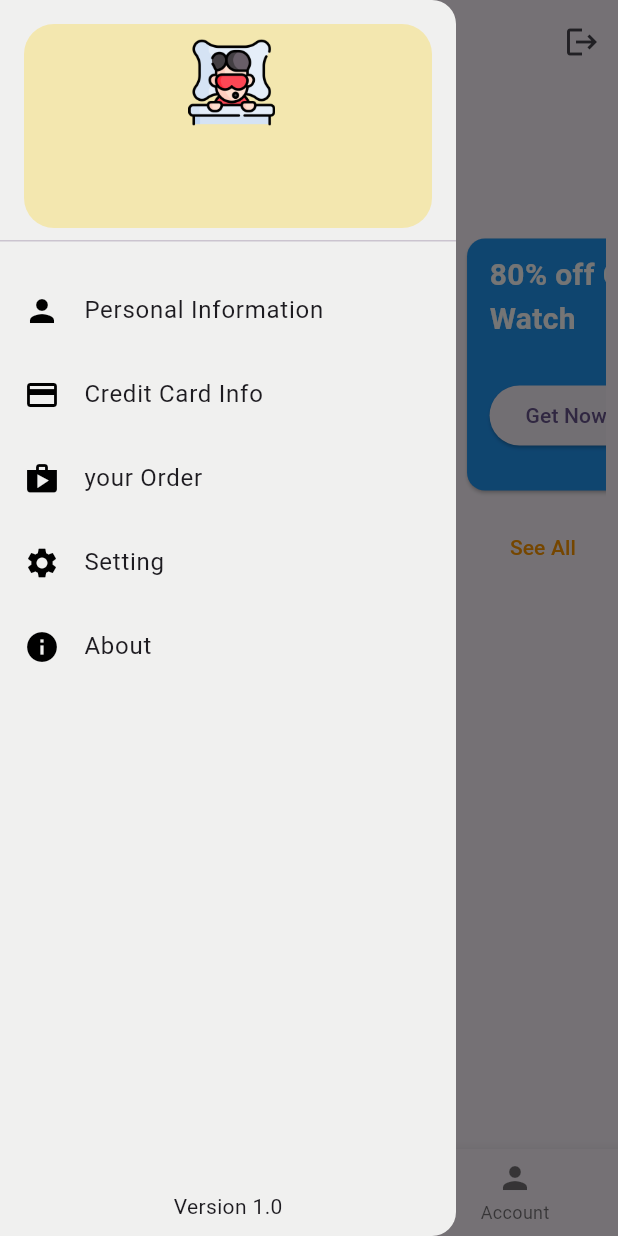
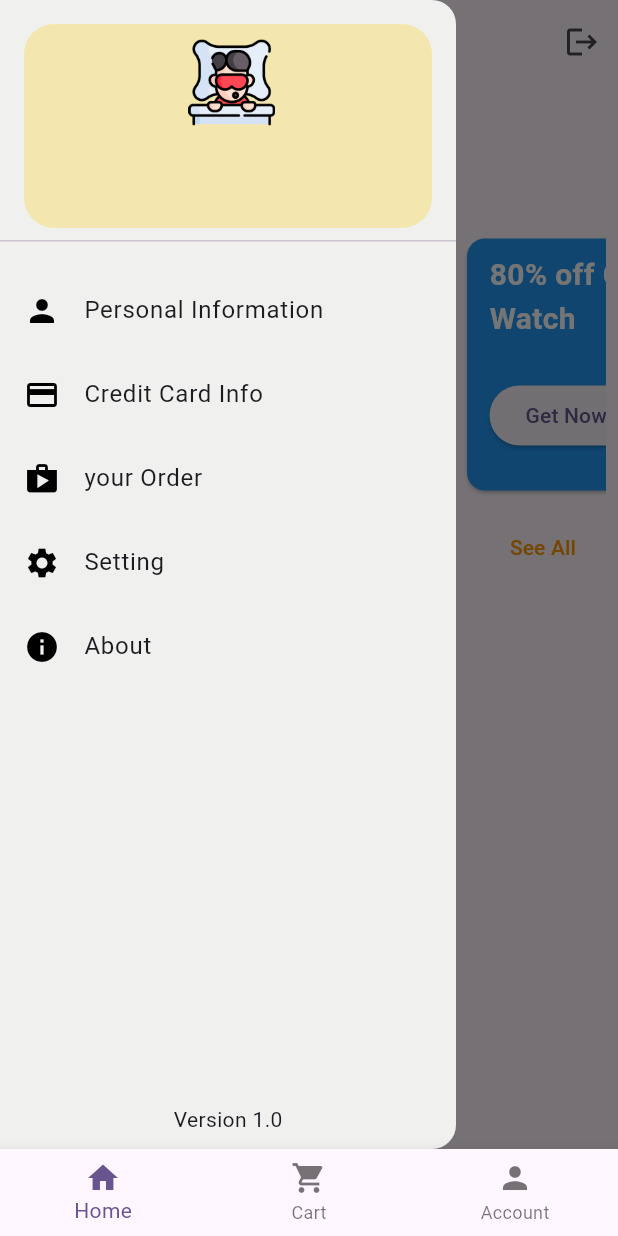
Before and after one commit to Rahulbitcot/ECommerceApp, a Flutter app: the screen it shows once a user with an empty profile is signed in, with the side drawer open, on a phone screen of 412 x 824 dp. Run offline on Flutter 3.47's test engine with Material 3 defaults, Android fonts, the phone set to English and light mode, and no system bars; drawn by our look-alikes of skeletonizer; our stand-ins replace cloud_firestore, firebase_auth, firebase_core, flutter_credit_card, image_picker, shared_preferences; accounts and stored records are empty; network calls fail.

Commit message:
Fix bottom Navigation visibility on all page

```diff
--- a/e_commerce_app/lib/main.dart
+++ b/e_commerce_app/lib/main.dart
@@ -1,4 +1,5 @@
 import 'package:e_commerce_app/firebase_options.dart';
+import 'package:e_commerce_app/screen.dart/MainScreen.dart';
 import 'package:e_commerce_app/screen.dart/auth.dart';
 import 'package:e_commerce_app/screen.dart/home.dart';
 import 'package:firebase_auth/firebase_auth.dart';
@@ -44,7 +45,7 @@ class MyApp extends StatelessWidget {
             return const CircularProgressIndicator(color: Colors.blue);
           }
           if (snapshots.hasData) {
-            return const Home();
+            return const MainScreen();
           }
           return const Auth();
         },
--- /dev/null
+++ b/e_commerce_app/lib/screen.dart/MainScreen.dart
@@ -0,0 +1,48 @@
+import 'package:flutter/material.dart';
+
+import 'account.dart';
+import 'cart.dart';
+import 'home.dart';
+
+class MainScreen extends StatefulWidget {
+  const MainScreen({super.key});
+
+  @override
+  State<MainScreen> createState() => _MainScreenState();
+}
+
+class _MainScreenState extends State<MainScreen> {
+  var _selectedPage = 0;
+
+  Widget _currentPage = const Home();
+
+  void onSelect(int currentIndex) {
+    setState(() {
+      _selectedPage = currentIndex;
+    });
+    if (_selectedPage == 0) {
+      _currentPage = const Home();
+    } else if (_selectedPage == 1) {
+      _currentPage = const Cart();
+    } else if (_selectedPage == 2) {
+      _currentPage = const Account();
+    }
+  }
+
+  @override
+  Widget build(BuildContext context) {
+    return Scaffold(body: _currentPage, bottomNavigationBar: bottomView());
+  }
+
+  Widget bottomView() {
+    return BottomNavigationBar(
+      currentIndex: _selectedPage,
+      onTap: onSelect,
+      items: const [
+        BottomNavigationBarItem(icon: Icon(Icons.home), label: 'Home'),
+        BottomNavigationBarItem(icon: Icon(Icons.shopping_cart), label: 'Cart'),
+        BottomNavigationBarItem(icon: Icon(Icons.person), label: 'Account'),
+      ],
+    );
+  }
+}
--- a/e_commerce_app/lib/screen.dart/home.dart
+++ b/e_commerce_app/lib/screen.dart/home.dart
@@ -1,4 +1,5 @@
 import 'dart:convert';
+
 import 'package:e_commerce_app/Data/item_list.dart';
 import 'package:e_commerce_app/models/items.dart';
 import 'package:e_commerce_app/screen.dart/account.dart';
@@ -22,7 +23,6 @@ class Home extends StatefulWidget {
 }
 
 class _HomeState extends State<Home> {
-  var _selectedPage = 0;
   bool _isloading = true;
 
   @override
@@ -31,29 +31,6 @@ class _HomeState extends State<Home> {
     setState(() {
       getProduct();
     });
-  }
-
-  void onSelect(int currentIndex) {
-    setState(() {
-      _selectedPage = currentIndex;
-    });
-
-    if (_selectedPage == 0) {
-      Navigator.push(
-        context,
-        MaterialPageRoute(builder: (context) => const Home()),
-      );
-    } else if (_selectedPage == 1) {
-      Navigator.push(
-        context,
-        MaterialPageRoute(builder: (context) => const Cart()),
-      );
-    } else if (_selectedPage == 2) {
-      Navigator.push(
-        context,
-        MaterialPageRoute(builder: (context) => const Account()),
-      );
-    }
   }
 
   Future<List<Items>> getProduct() async {
@@ -70,7 +47,8 @@ class _HomeState extends State<Home> {
         });
         return productList;
       } else {
-        ScaffoldMessenger.of(context).showSnackBar(const SnackBar(content: Text("Failed to load products, please try again later ")));
+        ScaffoldMessenger.of(context).showSnackBar(const SnackBar(
+            content: Text("Failed to load products, please try again later ")));
         throw Exception('Failed to load products');
       }
     } catch (e) {
@@ -90,41 +68,17 @@ class _HomeState extends State<Home> {
       appBar: AppBar(
         title: const Center(child: Text("Shop here ")),
         actions: [
-          IconButton(
-            icon: const Icon(Icons.logout),
-            onPressed: () {
-              showDialog(
-                context: context,
-                builder: (context) => AlertDialog(
-                  title: const Text("Are you sure you want to logout?"),
-                  content: const Text(
-                    "If you logout, items added to the cart will disappear.",
-                  ),
-                  actions: [
-                    TextButton(
-                      onPressed: () {
-                        Navigator.of(context).pop();
-                      },
-                      child: const Text("No"),
-                    ),
-                    TextButton(
-                      onPressed: () {
-                        firebase.signOut();
-                        _onLogoutClearCart();
-                        Navigator.of(context).pushReplacement(MaterialPageRoute(
-                            builder: (context) => const Auth()));
-                      },
-                      child: const Text("Yes"),
-                    ),
-                  ],
-                ),
-              );
-            },
-          ),
+          logoutWidget(),
         ],
       ),
       drawer: const DrawerWidget(),
-      body: Padding(
+      body: bodyWidget(),
+
+    );
+  }
+
+  Widget bodyWidget() {
+    return Padding(
       padding: const EdgeInsets.all(8.0),
       child: Column(
         crossAxisAlignment: CrossAxisAlignment.stretch,
@@ -147,20 +101,52 @@ class _HomeState extends State<Home> {
           const SizedBox(height: 5),
           const Text("Let's Start Shopping", style: TextStyle(fontSize: 16)),
           const SizedBox(height: 20),
-            SingleChildScrollView(
-              scrollDirection: Axis.horizontal,
-              child: Row(
-                children: [
-                  cardView("20% off During The \nWeekend",
-                      "assets/images/image.png", Colors.orange),
-                  const SizedBox(width: 10),
-                  cardView("80% off On Smart \nWatch",
-                      "assets/images/watch.png", Colors.blue),
+          trendingProduct(),
+          const SizedBox(height: 10),
+          topProductListView(),
+          Expanded(child: itemWidget()),
         ],
       ),
+    );
+  }
+
+
+  Widget logoutWidget() {
+    return IconButton(
+      icon: const Icon(Icons.logout),
+      onPressed: () {
+        showDialog(
+          context: context,
+          builder: (context) => AlertDialog(
+            title: const Text("Are you sure you want to logout?"),
+            content: const Text(
+              "If you logout, items added to the cart will disappear.",
             ),
-            const SizedBox(height: 10),
-            Padding(
+            actions: [
+              TextButton(
+                onPressed: () {
+                  Navigator.of(context).pop();
+                },
+                child: const Text("No"),
+              ),
+              TextButton(
+                onPressed: () {
+                  firebase.signOut();
+                  _onLogoutClearCart();
+                  Navigator.of(context).pushReplacement(
+                      MaterialPageRoute(builder: (context) => const Auth()));
+                },
+                child: const Text("Yes"),
+              ),
+            ],
+          ),
+        );
+      },
+    );
+  }
+
+  Widget topProductListView() {
+    return Padding(
       padding: const EdgeInsets.only(right: 8),
       child: Row(
         mainAxisAlignment: MainAxisAlignment.spaceBetween,
@@ -182,19 +168,19 @@ class _HomeState extends State<Home> {
           ),
         ],
       ),
-            ),
-            Expanded(child: itemWidget()),
-          ],
-        ),
-      ),
-      bottomNavigationBar: BottomNavigationBar(
-        currentIndex: _selectedPage,
-        onTap: onSelect,
-        items: const [
-          BottomNavigationBarItem(icon: Icon(Icons.home), label: 'Home'),
-          BottomNavigationBarItem(
-              icon: Icon(Icons.shopping_cart), label: 'Cart'),
-          BottomNavigationBarItem(icon: Icon(Icons.person), label: 'Account'),
+    );
+  }
+
+  Widget trendingProduct() {
+    return SingleChildScrollView(
+      scrollDirection: Axis.horizontal,
+      child: Row(
+        children: [
+          cardView("20% off During The \nWeekend", "assets/images/image.png",
+              Colors.orange),
+          const SizedBox(width: 10),
+          cardView("80% off On Smart \nWatch", "assets/images/watch.png",
+              Colors.blue),
         ],
       ),
     );
```
Also changed, not shown: e_commerce_app/lib/screen.dart/personal_information.dart (+1 -6 lines). Lines whose indentation alone changed are shown as unchanged.
